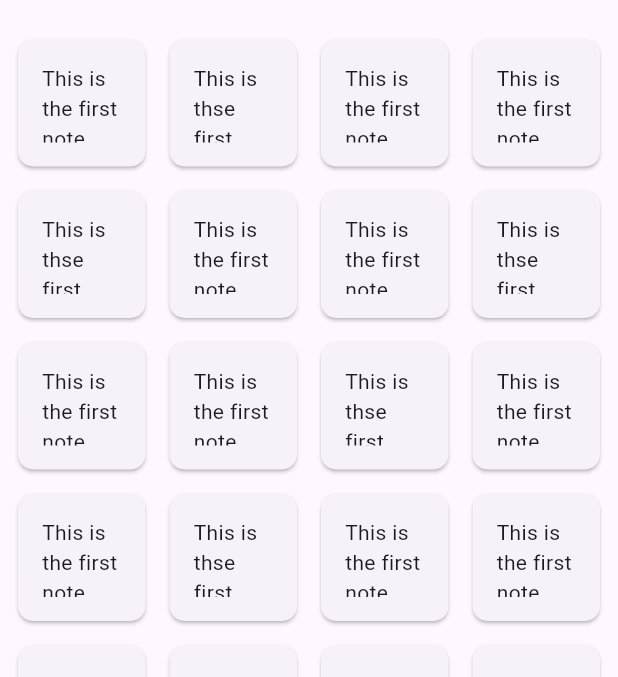
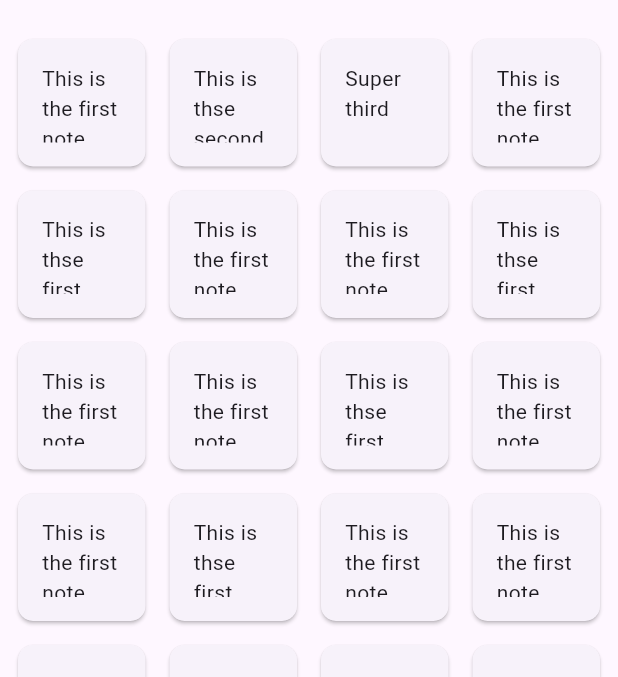
Before and after one commit to bochelie1000/cnotes, a Flutter app: the screen it shows after launch, in the side drawer, after a tap on the "add" icon, on a phone screen of 412 x 824 dp, the part 63-740 px from its top. Run offline on Flutter 3.47's test engine with Material 3 defaults, Android fonts, the phone set to English and light mode, and no system bars; our stand-ins replace flutter_riverpod.

Commit message:
Refactor note handling and update navigation to use NotesView

```diff
--- a/lib/classes/note.dart
+++ b/lib/classes/note.dart
@@ -1,13 +1,15 @@
+import 'dart:ui';
+
 class Note {
   String title;
   String text;
-  String color;
+  Color color;
   DateTime created;
 
   Note({
     required this.title,
     required this.text,
-    required this.color,
+    this.color = const Color(0xFFFFFFFF),
     required this.created,
   });
 }
--- a/lib/controllers/notes_controller.dart
+++ b/lib/controllers/notes_controller.dart
@@ -1,5 +1,5 @@
 import 'package:cnotes/classes/note.dart';
-import 'package:flutter/foundation.dart';
+import 'package:flutter/material.dart';
 import 'package:flutter_riverpod/flutter_riverpod.dart';
 
 final notesProvider = ChangeNotifierProvider((ref) => NotesController());
@@ -10,145 +10,145 @@ class NotesController extends ChangeNotifier {
     addNote(Note(
       title: 'First Note',
       text: 'This is the first note',
-      color: 'blue',
+      color: Colors.white,
+      created: DateTime.now(),
+    ));
+    addNote(Note(
+      title: 'Second Nosdte',
+      text: 'This is thse second note',
+      color: Colors.white,
+      created: DateTime.now(),
+    ));
+    addNote(Note(
+      title: 'Thirdy third',
+      text: 'Super third',
+      color: Colors.white,
+      created: DateTime.now(),
+    ));
+    addNote(Note(
+      title: 'Forth nota',
+      text: 'This is the first note',
+      color: Colors.white,
       created: DateTime.now(),
     ));
     addNote(Note(
       title: 'First Nosdte',
       text: 'This is thse first note',
-      color: 'blue',
+      color: Colors.white,
       created: DateTime.now(),
     ));
     addNote(Note(
       title: 'Firstsd Note',
       text: 'This is the first note',
-      color: 'blue',
+      color: Colors.white,
       created: DateTime.now(),
     ));
     addNote(Note(
       title: 'First Note',
       text: 'This is the first note',
-      color: 'blue',
+      color: Colors.white,
       created: DateTime.now(),
     ));
     addNote(Note(
       title: 'First Nosdte',
       text: 'This is thse first note',
-      color: 'blue',
+      color: Colors.white,
       created: DateTime.now(),
     ));
     addNote(Note(
       title: 'Firstsd Note',
       text: 'This is the first note',
-      color: 'blue',
+      color: Colors.white,
       created: DateTime.now(),
     ));
     addNote(Note(
       title: 'First Note',
       text: 'This is the first note',
-      color: 'blue',
+      color: Colors.white,
       created: DateTime.now(),
     ));
     addNote(Note(
       title: 'First Nosdte',
       text: 'This is thse first note',
-      color: 'blue',
+      color: Colors.white,
       created: DateTime.now(),
     ));
     addNote(Note(
       title: 'Firstsd Note',
       text: 'This is the first note',
-      color: 'blue',
+      color: Colors.white,
       created: DateTime.now(),
     ));
     addNote(Note(
       title: 'First Note',
       text: 'This is the first note',
-      color: 'blue',
+      color: Colors.white,
       created: DateTime.now(),
     ));
     addNote(Note(
       title: 'First Nosdte',
       text: 'This is thse first note',
-      color: 'blue',
+      color: Colors.white,
       created: DateTime.now(),
     ));
     addNote(Note(
       title: 'Firstsd Note',
       text: 'This is the first note',
-      color: 'blue',
+      color: Colors.white,
       created: DateTime.now(),
     ));
     addNote(Note(
       title: 'First Note',
       text: 'This is the first note',
-      color: 'blue',
+      color: Colors.white,
       created: DateTime.now(),
     ));
     addNote(Note(
       title: 'First Nosdte',
       text: 'This is thse first note',
-      color: 'blue',
+      color: Colors.white,
       created: DateTime.now(),
     ));
     addNote(Note(
       title: 'Firstsd Note',
       text: 'This is the first note',
-      color: 'blue',
+      color: Colors.white,
       created: DateTime.now(),
     ));
     addNote(Note(
       title: 'First Note',
       text: 'This is the first note',
-      color: 'blue',
+      color: Colors.white,
       created: DateTime.now(),
     ));
     addNote(Note(
       title: 'First Nosdte',
       text: 'This is thse first note',
-      color: 'blue',
+      color: Colors.white,
       created: DateTime.now(),
     ));
     addNote(Note(
       title: 'Firstsd Note',
       text: 'This is the first note',
-      color: 'blue',
+      color: Colors.white,
       created: DateTime.now(),
     ));
     addNote(Note(
       title: 'First Note',
       text: 'This is the first note',
-      color: 'blue',
+      color: Colors.white,
       created: DateTime.now(),
     ));
     addNote(Note(
       title: 'First Nosdte',
       text: 'This is thse first note',
-      color: 'blue',
+      color: Colors.white,
       created: DateTime.now(),
     ));
     addNote(Note(
       title: 'Firstsd Note',
       text: 'This is the first note',
-      color: 'blue',
-      created: DateTime.now(),
-    ));
-    addNote(Note(
-      title: 'First Note',
-      text: 'This is the first note',
-      color: 'blue',
-      created: DateTime.now(),
-    ));
-    addNote(Note(
-      title: 'First Nosdte',
-      text: 'This is thse first note',
-      color: 'blue',
-      created: DateTime.now(),
-    ));
-    addNote(Note(
-      title: 'Firstsd Note',
-      text: 'This is the first note',
-      color: 'blue',
+      color: Colors.white,
       created: DateTime.now(),
     ));
   }
--- a/lib/main.dart
+++ b/lib/main.dart
@@ -1,5 +1,6 @@
+import 'package:cnotes/classes/note.dart';
 import 'package:cnotes/views/main_drawer.dart';
-import 'package:cnotes/views/main_view.dart';
+import 'package:cnotes/views/notes_view.dart';
 import 'package:cnotes/views/note_view.dart';
 import 'package:flutter/material.dart';
 import 'package:flutter_riverpod/flutter_riverpod.dart';
@@ -15,16 +16,24 @@ class MainApp extends StatelessWidget {
   Widget build(BuildContext context) {
     return MaterialApp(
       initialRoute: '/',
-      routes: {
-        // '/': (context) => const MainView(),
-        '/note_view': (context) => const NoteView(),
+      onGenerateRoute: (settings) {
+        if (settings.name == '/note_view') {
+          final Note note = settings.arguments as Note;
+          return MaterialPageRoute(
+            builder: (context) {
+              return NoteView(note: note);
+            },
+          );
+        }
+        // Handle other routes here
+        return null;
       },
       home: Scaffold(
         appBar: AppBar(
           title: const Text('Main App'),
         ),
         drawer: const MainDrawer(),
-        body: const MainView(),
+        body: const NotesView(),
       ),
     );
   }
--- a/lib/views/note_view.dart
+++ b/lib/views/note_view.dart
@@ -1,7 +1,9 @@
+import 'package:cnotes/classes/note.dart';
 import 'package:flutter/material.dart';
 
 class NoteView extends StatelessWidget {
-  const NoteView({super.key});
+  final Note note;
+  const NoteView({super.key, required this.note});
 
   @override
   Widget build(BuildContext context) {
@@ -62,16 +64,19 @@ class NoteView extends StatelessWidget {
                 ),
               ],
             ),
-            const Row(
+            Row(
               children: [
-                SizedBox(width: 16),
+                const SizedBox(width: 16),
                 Expanded(
                   child: TextField(
-                    decoration: InputDecoration(
+                    controller: TextEditingController(
+                      text: note.title,
+                    ),
+                    decoration: const InputDecoration(
                       hintText: 'Note Title',
                       border: InputBorder.none,
                     ),
-                    style: TextStyle(
+                    style: const TextStyle(
                       fontSize: 20.0,
                       fontWeight: FontWeight.normal,
                     ),
@@ -89,10 +94,7 @@ class NoteView extends StatelessWidget {
   Widget _buildEditableLongText() {
     return TextField(
       controller: TextEditingController(
-        text: 'This is my super delux first note in CNote. CNote stands for CBS Notes.'
-            'Lets see how good this will be. I am excited to see how this will turn out.'
-            'Additionally I used a bit of AI to generate this text.'
-            'Still most of it like this line is my own imagination.',
+        text: note.text,
       ),
       maxLines: null,
       expands: true,
--- a/lib/views/main_view.dart
+++ b/lib/views/notes_view.dart
@@ -3,8 +3,8 @@ import 'package:cnotes/controllers/notes_controller.dart';
 import 'package:flutter/material.dart';
 import 'package:flutter_riverpod/flutter_riverpod.dart';
 
-class MainView extends ConsumerWidget {
-  const MainView({super.key});
+class NotesView extends ConsumerWidget {
+  const NotesView({super.key});
 
   @override
   Widget build(BuildContext context, WidgetRef ref) {
@@ -43,7 +43,8 @@ class MainView extends ConsumerWidget {
                           child: Text(note.text), // Assuming Note has a content field
                         ),
                         onTap: () {
-                          // Handle card tap
+                          // navigate to note_view
+                          Navigator.pushNamed(context, '/note_view', arguments: note);
                         },
                       ),
                     );
@@ -61,7 +62,11 @@ class MainView extends ConsumerWidget {
                 child: const Icon(Icons.add),
                 onPressed: () {
                   // navigate to note_view
-                  Navigator.pushNamed(context, '/note_view');
+                  Navigator.pushNamed(
+                    context,
+                    '/note_view',
+                    arguments: Note(title: '', text: '', color: Colors.white, created: DateTime.now()),
+                  );
                 },
               ),
             ),
```
